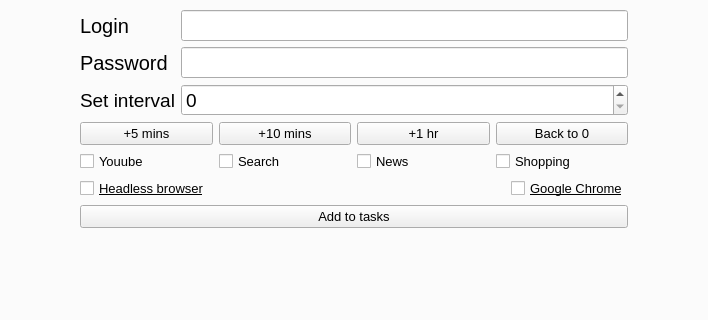
The window that gui.ui (hisoyem/oneclick) describes before a commit, drawn with Qt 5; both pictures show x 222 to 930 and y 142 to 462 of the 1153 by 563 pixel window.
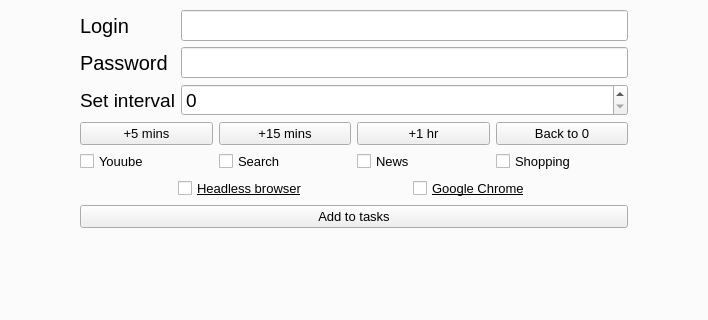
The same window after the commit. The open tabs and pages were chosen to show the change. Icons and pictures are not drawn.

Commit message: Кнопки изменения содержимого интервала сделаны Headless/Chrome выводятся аккуратнее

The edit to the form file:
```diff
--- a/gui.ui
+++ b/gui.ui
@@ -274,6 +274,19 @@
        </item>
        <item row="5" column="0" colspan="2">
         <layout class="QHBoxLayout" name="horizontalLayout_7">
+               <item>
+                   <spacer name="horizontalSpacer_4">
+                       <property name="orientation">
+                           <enum>Qt::Horizontal</enum>
+                       </property>
+                       <property name="sizeHint" stdset="0">
+                           <size>
+                               <width>40</width>
+                               <height>20</height>
+                           </size>
+                       </property>
+                   </spacer>
+               </item>
          <item>
           <widget class="QCheckBox" name="checkBox_5">
            <property name="font">
@@ -317,6 +330,19 @@
                     </property>
                 </widget>
             </item>
+               <item>
+                   <spacer name="horizontalSpacer_5">
+                       <property name="orientation">
+                           <enum>Qt::Horizontal</enum>
+                       </property>
+                       <property name="sizeHint" stdset="0">
+                           <size>
+                               <width>40</width>
+                               <height>20</height>
+                           </size>
+                       </property>
+                   </spacer>
+               </item>
         </layout>
        </item>
        <item row="6" column="0" colspan="2">
@@ -438,7 +464,7 @@
             </font>
            </property>
            <property name="text">
-            <string>+10 mins</string>
+               <string>+15 mins</string>
            </property>
           </widget>
          </item>
```
Left out of the diff: 4 changed lines with no effect on the pictures. Lines whose indentation alone changed are shown as unchanged. The commit also changes 3 other files.
